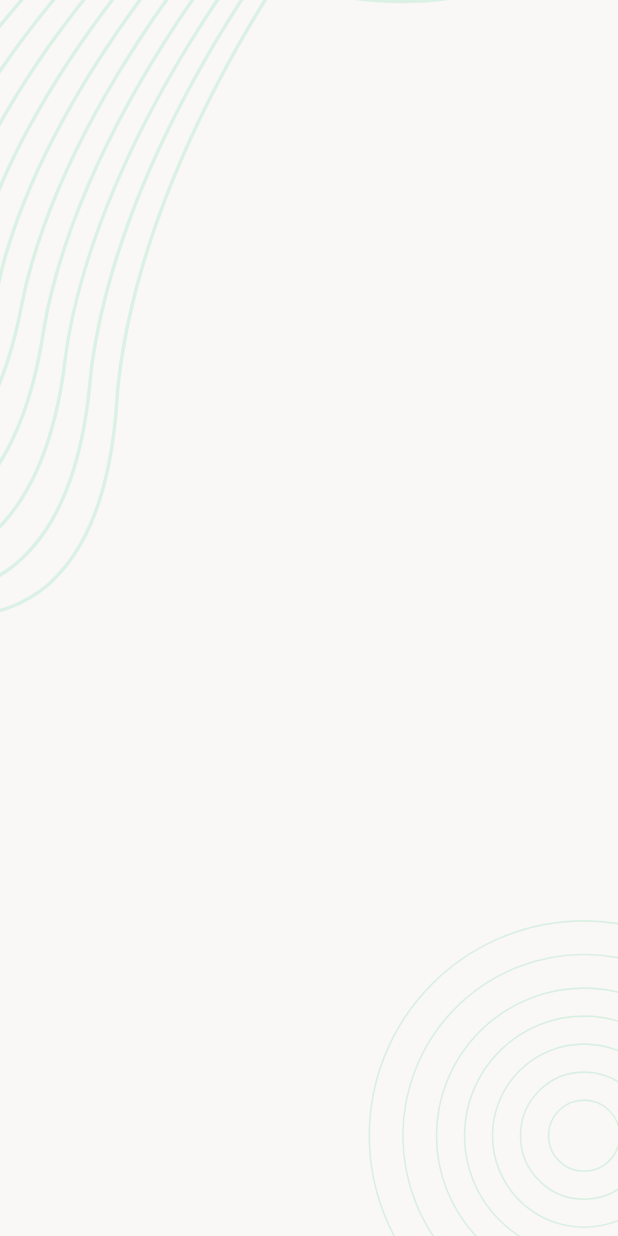
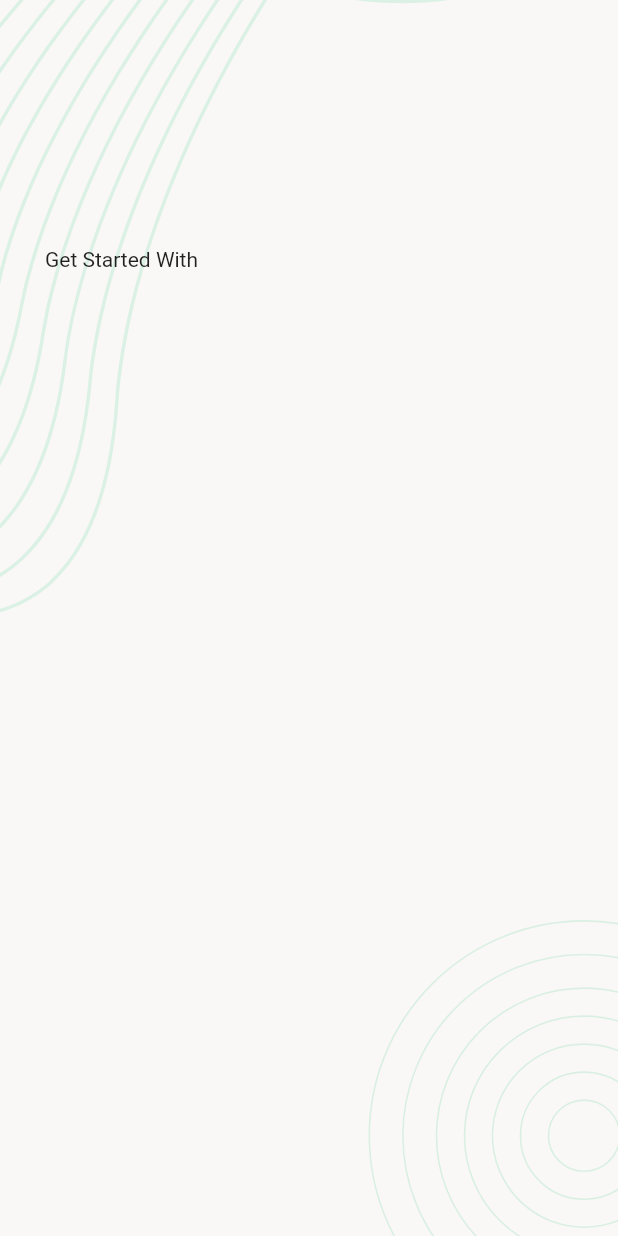
Before and after one commit to Ridoy-paul/flutter-task-management-app, a Flutter app: the screen it shows after launch, on a phone screen of 412 x 824 dp. Run offline on Flutter 3.47's test engine with Material 2 defaults, Android fonts, the light colour scheme and no system bars; our stand-ins replace flutter_svg.

Commit message:
updated changes

```diff
--- a/lib/ui/screens/login_screen.dart
+++ b/lib/ui/screens/login_screen.dart
@@ -9,7 +9,14 @@ class LoginScreen extends StatelessWidget {
     return Scaffold(
       body: SafeArea(
         child: BodybackgroundWidget(
-          child: Container(),
+          child: Padding(
+            padding:  EdgeInsets.symmetric(horizontal: 30, vertical: MediaQuery.sizeOf(context).height * 0.2,),
+            child: Column(
+              children: [
+                Text("Get Started With")
+              ],
+            ),
+          ),
         ),
       ),
     );
```
